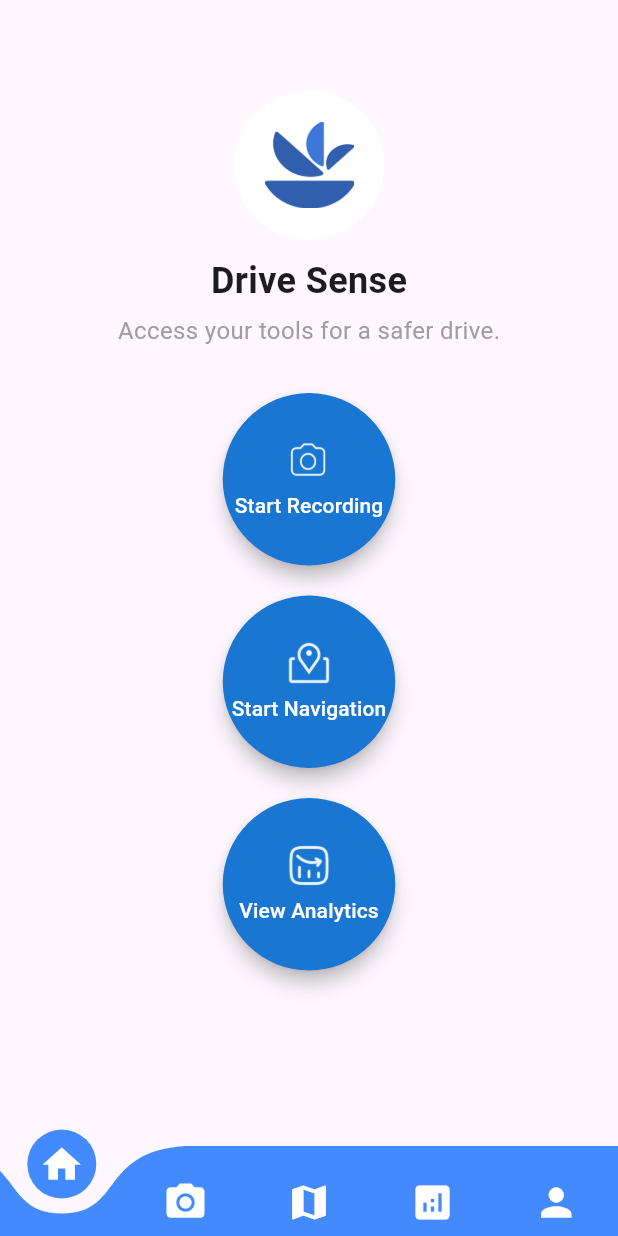
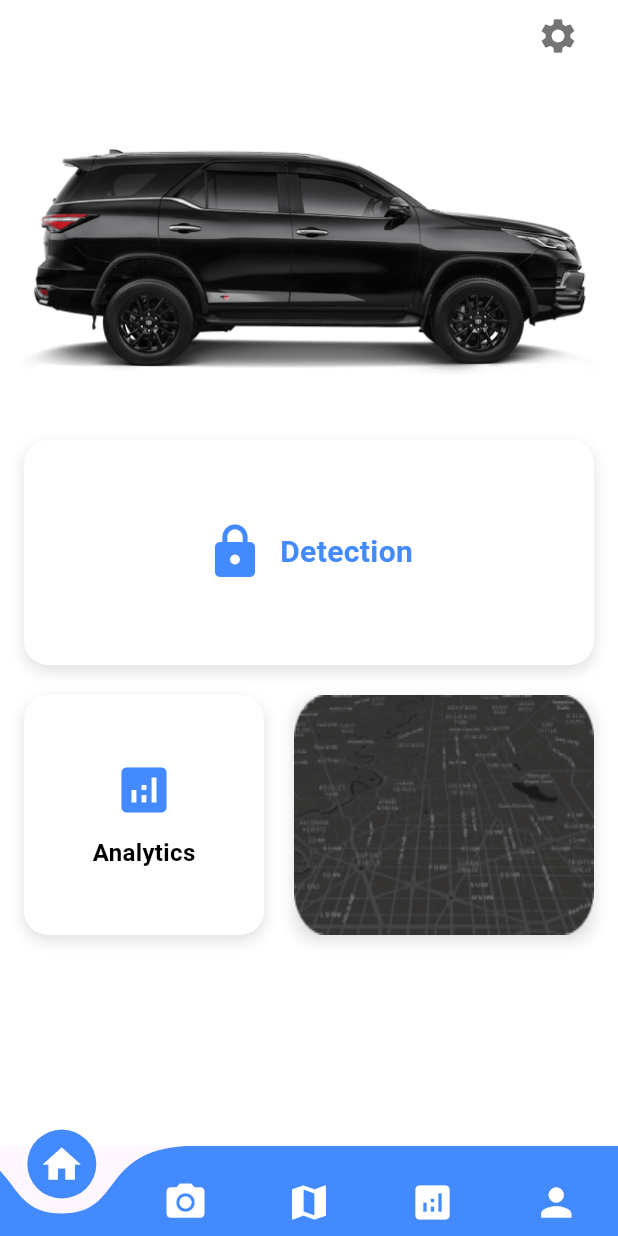
Before and after one commit to M-Umar-Shahid/DriveSense, a Flutter app: the LoginPage screen opened directly, after a tap on "Login", on a phone screen of 412 x 824 dp. Run offline on Flutter 3.47's test engine with Material 3 defaults, Android fonts, the phone set to English and light mode, and no system bars; drawn by our look-alikes of curved_navigation_bar; our stand-ins replace google_maps_flutter, lottie.

Commit message:
Better Dashboard

```diff
--- /dev/null
+++ b/lib/pages/bottom_navigation.dart
@@ -0,0 +1,110 @@
+import 'package:curved_navigation_bar/curved_navigation_bar.dart';
+import 'package:flutter/material.dart';
+import 'dashboard.dart';
+import 'monitoring_screen.dart';
+import 'navigation_screen.dart';
+
+class BottomNavigation extends StatefulWidget {
+  const BottomNavigation({super.key});
+
+  @override
+  State<BottomNavigation> createState() => _BottomNavigationState();
+}
+
+class _BottomNavigationState extends State<BottomNavigation> {
+  int _currentIndex = 0; // Track the selected tab
+
+  // Pages to display based on selected index
+  final List<Widget> _pages = [
+    const Dashboard(),
+    const MonitoringPage(),
+    const MapScreen(),
+    const Center(
+      child: Text(
+        'Analytics Page',
+        style: TextStyle(fontSize: 24.0, fontWeight: FontWeight.bold),
+      ),
+    ),
+    const Center(
+      child: Text(
+        'Profile Page',
+        style: TextStyle(fontSize: 24.0, fontWeight: FontWeight.bold),
+      ),
+    ),
+  ];
+
+  @override
+  Widget build(BuildContext context) {
+    return Scaffold(
+      body: SafeArea(
+        child: _pages[_currentIndex], // Dynamically load pages
+      ),
+
+      // Curved Bottom Navigation Bar
+      bottomNavigationBar: CurvedNavigationBar(
+        backgroundColor: Colors.transparent,
+        color: Colors.blueAccent,
+        buttonBackgroundColor: Colors.blueAccent,
+        height: 60.0,
+        index: _currentIndex, // Current index
+        animationDuration: const Duration(milliseconds: 300),
+        items: const <Widget>[
+          Icon(Icons.home, size: 30, color: Colors.white),
+          Icon(Icons.camera_alt, size: 30, color: Colors.white),
+          Icon(Icons.map, size: 30, color: Colors.white),
+          Icon(Icons.analytics, size: 30, color: Colors.white),
+          Icon(Icons.person, size: 30, color: Colors.white),
+        ],
+        onTap: (index) {
+          setState(() {
+            _currentIndex = index; // Update the selected index
+          });
+        },
+      ),
+    );
+  }
+}
+
+// Custom Circular Button
+class CircularButton extends StatelessWidget {
+  final String text;
+  final String logoPath;
+  final VoidCallback onPressed;
+
+  const CircularButton({
+    required this.text,
+    required this.logoPath,
+    required this.onPressed,
+  });
+
+  @override
+  Widget build(BuildContext context) {
+    return ElevatedButton(
+      onPressed: onPressed,
+      style: ElevatedButton.styleFrom(
+        shape: const CircleBorder(),
+        backgroundColor: const Color(0xFF1976D2),
+        padding: const EdgeInsets.all(30.0),
+        elevation: 5.0,
+      ),
+      child: Column(
+        mainAxisSize: MainAxisSize.min,
+        children: [
+          Image.asset(
+            logoPath,
+            width: 30.0,
+            height: 30.0,
+          ),
+          const SizedBox(height: 5.0),
+          Text(
+            text,
+            style: const TextStyle(
+              color: Colors.white,
+              fontSize: 14.0,
+            ),
+          ),
+        ],
+      ),
+    );
+  }
+}
--- a/lib/pages/dashboard.dart
+++ b/lib/pages/dashboard.dart
@@ -1,187 +1,197 @@
-import 'package:curved_navigation_bar/curved_navigation_bar.dart';
+import 'package:drivesense/pages/monitoring_screen.dart';
+import 'package:drivesense/pages/navigation_screen.dart';
 import 'package:flutter/material.dart';
 
-import 'monitoring_screen.dart';
-import 'navigation_screen.dart';
-
-class DashboardPage extends StatefulWidget {
-  const DashboardPage({super.key});
-
-  @override
-  State<DashboardPage> createState() => _DashboardPageState();
-}
-
-class _DashboardPageState extends State<DashboardPage> {
-  int _currentIndex = 0; // Track the selected tab
-
-  // Pages to display based on selected index
-  final List<Widget> _pages = [
-    const DashboardContent(),
-    const MonitoringPage(),
-    const MapScreen(),
-    const Center(
-      child: Text(
-        'Analytics Page',
-        style: TextStyle(fontSize: 24.0, fontWeight: FontWeight.bold),
-      ),
-    ),
-    const Center(
-      child: Text(
-        'Profile Page',
-        style: TextStyle(fontSize: 24.0, fontWeight: FontWeight.bold),
-      ),
-    ),
-  ];
+class Dashboard extends StatelessWidget {
+  const Dashboard({super.key});
 
   @override
   Widget build(BuildContext context) {
     return Scaffold(
+      backgroundColor: Colors.white, // Light mode background
       body: SafeArea(
-        child: _pages[_currentIndex], // Dynamically load pages
+        child: Column(
+          crossAxisAlignment: CrossAxisAlignment.start,
+          children: [
+            Padding(
+              padding: const EdgeInsets.symmetric(horizontal: 16.0),
+              child: Align(
+                alignment: Alignment.centerRight,
+                child: IconButton(
+                  onPressed: () {},
+                  icon: const Icon(Icons.settings, size: 28.0, color: Colors.black54),
+                ),
+              ),
             ),
 
-      // Curved Bottom Navigation Bar
-      bottomNavigationBar: CurvedNavigationBar(
-        backgroundColor: Colors.transparent,
-        color: Colors.blueAccent,
-        buttonBackgroundColor: Colors.blueAccent,
-        height: 60.0,
-        index: _currentIndex, // Current index
-        animationDuration: const Duration(milliseconds: 300),
-        items: const <Widget>[
-          Icon(Icons.home, size: 30, color: Colors.white),
-          Icon(Icons.camera_alt, size: 30, color: Colors.white),
-          Icon(Icons.map, size: 30, color: Colors.white),
-          Icon(Icons.analytics, size: 30, color: Colors.white),
-          Icon(Icons.person, size: 30, color: Colors.white),
-        ],
-        onTap: (index) {
-          setState(() {
-            _currentIndex = index; // Update the selected index
-          });
-        },
-      ),
-    );
-  }
-}
+            const SizedBox(height: 40.0),
 
-// This widget is the content for the "Home" tab
-class DashboardContent extends StatelessWidget {
-  const DashboardContent({super.key});
-
-  @override
-  Widget build(BuildContext context) {
-    return SingleChildScrollView(
-      padding: const EdgeInsets.symmetric(horizontal: 16.0),
-      child: Column(
-        mainAxisAlignment: MainAxisAlignment.start,
-        crossAxisAlignment: CrossAxisAlignment.center,
-        children: [
-          const SizedBox(height: 60.0),
-
-          // Logo and Title
+            // Car Image Section
             Center(
-            child: Column(
-              children: [
-                CircleAvatar(
-                  radius: 50.0,
-                  backgroundColor: Colors.white,
               child: Image.asset(
-                    'assets/images/logo.png',
-                    fit: BoxFit.contain,
-                    width: 60.0,
-                    height: 60.0,
+                'assets/images/car_image.png',
+                width: 400.0,
+                fit: BoxFit.cover,
               ),
             ),
-                const SizedBox(height: 10.0),
-                const Text(
-                  'Drive Sense',
-                  style: TextStyle(
-                    fontSize: 24.0,
-                    fontWeight: FontWeight.bold,
+
+            const SizedBox(height: 40.0),
+
+            // Detection Card (Full-width Button)
+            Padding(
+              padding: const EdgeInsets.symmetric(horizontal: 16.0),
+              child: GestureDetector(
+                onTap: () {
+                  Navigator.push(
+                    context,
+                    MaterialPageRoute(builder: (context) => const MonitoringPage()),
+                  );
+                },
+                child: _fullWidthCard(
+                  icon: Icons.lock,
+                  label: "Detection",
+                  color: Colors.blueAccent,
                 ),
               ),
-                const SizedBox(height: 5.0),
-                const Text(
-                  'Access your tools for a safer drive.',
-                  style: TextStyle(
-                    fontSize: 16.0,
-                    color: Colors.grey,
+            ),
+
+            const SizedBox(height: 20.0),
+
+            // Bottom Section: Analytics and Map
+            Padding(
+              padding: const EdgeInsets.symmetric(horizontal: 16.0),
+              child: Row(
+                mainAxisAlignment: MainAxisAlignment.spaceBetween,
+                children: [
+                  GestureDetector(
+                    onTap: () {
+                      Navigator.push(
+                        context,
+                        MaterialPageRoute(builder: (context) => const SignUpPage()),
+                      );
+                    },
+                    child: _bottomWidget(
+                      icon: Icons.analytics,
+                      label: "Analytics",
+                    ),
+                  ),
+                  GestureDetector(
+                    onTap: () {
+                      Navigator.push(
+                        context,
+                        MaterialPageRoute(builder: (context) => const MapScreen()),
+                      );
+                    },
+                    child: _mapContainer(
+                      mapPath: 'assets/images/map.png',
                     ),
                   ),
                 ],
               ),
             ),
-          const SizedBox(height: 30.0),
+          ],
+        ),
+      ),
+    );
+  }
 
-          // Buttons
-          Column(
-            children: [
-              CircularButton(
-                text: 'Start Recording',
-                logoPath: 'assets/images/camera-icon.png',
-                onPressed: () {},
-              ),
-              const SizedBox(height: 20.0),
-              CircularButton(
-                text: 'Start Navigation',
-                logoPath: 'assets/images/map-icon.png',
-                onPressed: () {},
-              ),
-              const SizedBox(height: 20.0),
-              CircularButton(
-                text: 'View Analytics',
-                logoPath: 'assets/images/analytics-icon.png',
-                onPressed: () {},
+  // Full Width Card Widget for Detection
+  Widget _fullWidthCard({
+    required IconData icon,
+    required String label,
+    required Color color,
+  }) {
+    return Container(
+      height: 150.0,
+      width: double.infinity,
+      decoration: BoxDecoration(
+        color: Colors.white,
+        borderRadius: BorderRadius.circular(16.0),
+        boxShadow: const [
+          BoxShadow(
+            color: Colors.black12,
+            blurRadius: 8.0,
+            offset: Offset(0, 4),
           ),
         ],
       ),
-        ],
-      ),
-    );
-  }
-}
-
-// Custom Circular Button
-class CircularButton extends StatelessWidget {
-  final String text;
-  final String logoPath;
-  final VoidCallback onPressed;
-
-  const CircularButton({
-    required this.text,
-    required this.logoPath,
-    required this.onPressed,
-  });
-
-  @override
-  Widget build(BuildContext context) {
-    return ElevatedButton(
-      onPressed: onPressed,
-      style: ElevatedButton.styleFrom(
-        shape: const CircleBorder(),
-        backgroundColor: const Color(0xFF1976D2),
-        padding: const EdgeInsets.all(30.0),
-        elevation: 5.0,
-      ),
-      child: Column(
-        mainAxisSize: MainAxisSize.min,
+      child: Row(
+        mainAxisAlignment: MainAxisAlignment.center,
         children: [
-          Image.asset(
-            logoPath,
-            width: 30.0,
-            height: 30.0,
-          ),
-          const SizedBox(height: 5.0),
+          Icon(icon, size: 40.0, color: color),
+          const SizedBox(width: 10.0),
           Text(
-            text,
-            style: const TextStyle(
-              color: Colors.white,
-              fontSize: 14.0,
+            label,
+            style: TextStyle(
+              fontSize: 20.0,
+              fontWeight: FontWeight.bold,
+              color: color,
             ),
           ),
         ],
       ),
     );
   }
+
+  // Custom Analytics Widget
+  Widget _bottomWidget({
+    required IconData icon,
+    String? label,
+  }) {
+    return Container(
+      width: 160.0,
+      height: 160.0,
+      decoration: BoxDecoration(
+        color: Colors.white,
+        borderRadius: BorderRadius.circular(16.0),
+        boxShadow: const [
+          BoxShadow(
+            color: Colors.black12,
+            blurRadius: 8.0,
+            offset: Offset(0, 4),
+          ),
+        ],
+      ),
+      child: Center(
+        child: Column(
+          mainAxisAlignment: MainAxisAlignment.center,
+          children: [
+            Icon(icon, size: 40.0, color: Colors.blueAccent),
+            const SizedBox(height: 10.0),
+            if (label != null)
+              Text(
+                label,
+                style: const TextStyle(
+                  fontSize: 16.0,
+                  fontWeight: FontWeight.bold,
+                  color: Colors.black,
+                ),
+              ),
+          ],
+        ),
+      ),
+    );
   }
+
+  // Full Map Container
+  Widget _mapContainer({required String mapPath}) {
+    return Container(
+      width: 200.0,
+      height: 160.0,
+      decoration: BoxDecoration(
+        borderRadius: BorderRadius.circular(16.0),
+        boxShadow: const [
+          BoxShadow(
+            color: Colors.black12,
+            blurRadius: 8.0,
+            offset: Offset(0, 4),
+          ),
+        ],
+        image: DecorationImage(
+          image: AssetImage(mapPath),
+          fit: BoxFit.fill,
+        ),
+      ),
+    );
+  }
+}
--- a/lib/pages/login.dart
+++ b/lib/pages/login.dart
@@ -1,7 +1,9 @@
-import 'package:drivesense/pages/dashboard.dart';
+import 'package:drivesense/pages/bottom_navigation.dart';
 import 'package:drivesense/pages/forgot_password.dart';
 import 'package:drivesense/pages/signup.dart';
 import 'package:flutter/material.dart';
+
+import 'dashboard.dart';
 
 class LoginPage extends StatelessWidget {
   const LoginPage({super.key});
@@ -111,7 +113,7 @@ class LoginPage extends StatelessWidget {
                   onPressed: () {
                     Navigator.push(
                       context,
-                      MaterialPageRoute(builder: (context) => const DashboardPage()),
+                      MaterialPageRoute(builder: (context) => const BottomNavigation()),
                     );
                   },
                   style: ElevatedButton.styleFrom(
```
Also changed, not shown: assets/images/car_image.png (added), assets/images/map.png (added). Lines whose indentation alone changed are shown as unchanged.
